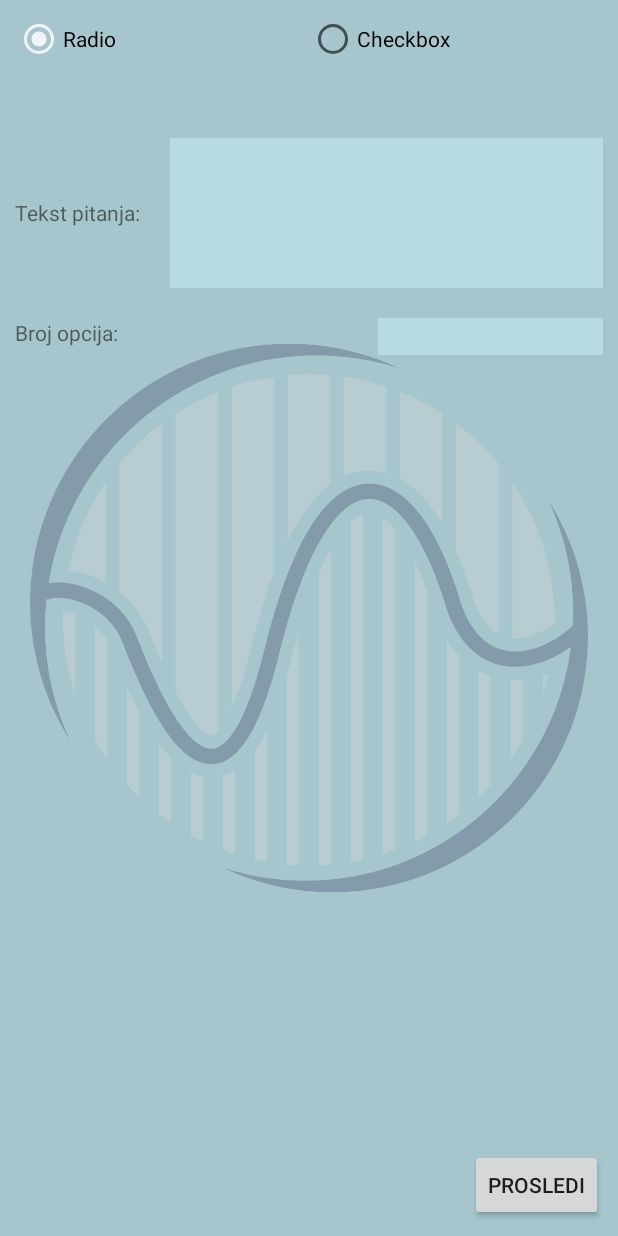
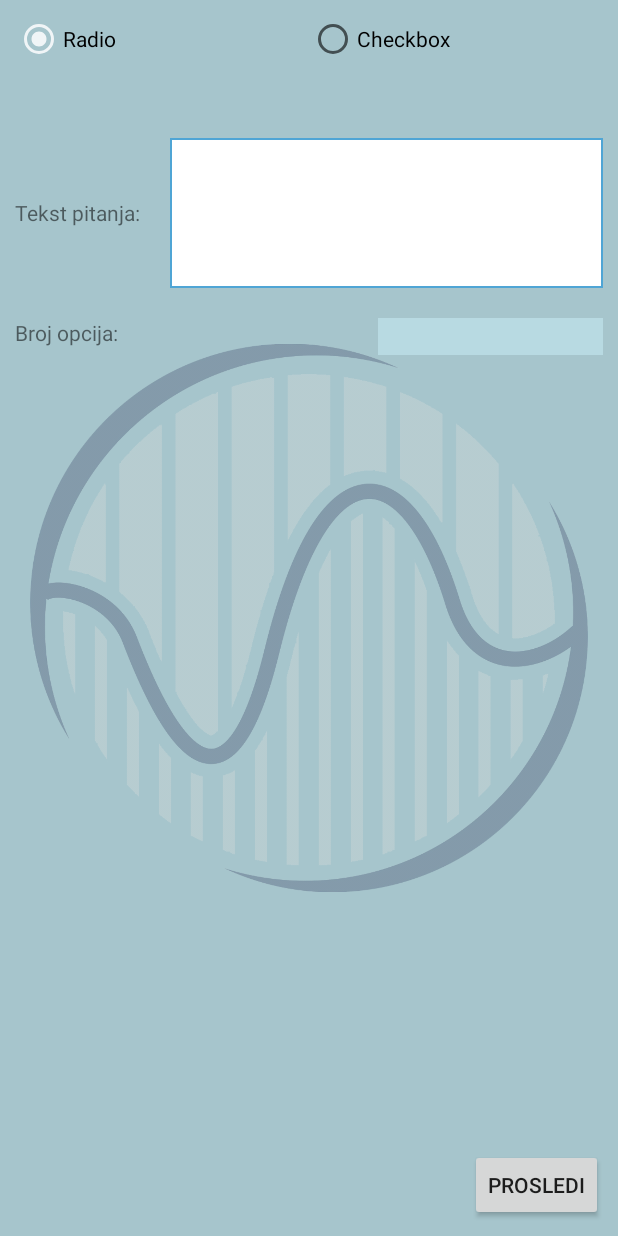
Before and after one commit to ServesYouRice/NRT4912, an Android app: the AddQuestionActivity screen opened directly, with no data from a screen before it, on a phone screen of 412 x 824 dp. Run offline under Robolectric (Android 15) with nearby library versions, the phone set to English and light mode, and no system bars.

Commit message:
sve sem design

```diff
--- a/app/src/main/java/com/viktorrahmanovic/nrt4912/CheckboxQuestion.java
+++ b/app/src/main/java/com/viktorrahmanovic/nrt4912/CheckboxQuestion.java
@@ -21,6 +21,11 @@ public class CheckboxQuestion extends Question {
     public String[] getAnswers() {
         return answers;
 
+    }
+
+    @Override
+    public Question copy() {
+        return new CheckboxQuestion(getQuestionText(), answers);
     }
 
     public String getSelectedAnswersText() {
--- a/app/src/main/java/com/viktorrahmanovic/nrt4912/Question.java
+++ b/app/src/main/java/com/viktorrahmanovic/nrt4912/Question.java
@@ -19,5 +19,6 @@ public abstract class Question {
     abstract public int getNoOfAnswers();
     abstract public int[] getSelectedAnswers();
     abstract public String[] getAnswers();
+    abstract public Question copy();
 
 }
--- a/app/src/main/java/com/viktorrahmanovic/nrt4912/RadioQuestion.java
+++ b/app/src/main/java/com/viktorrahmanovic/nrt4912/RadioQuestion.java
@@ -44,6 +44,11 @@ public class RadioQuestion extends Question  {
     }
 
     @Override
+    public Question copy() {
+        return new RadioQuestion(getQuestionText(), answers);
+    }
+
+    @Override
     public int getNoOfAnswers() {
         return answers.length;
     }
--- a/app/src/main/java/com/viktorrahmanovic/nrt4912/StudentsAnswersListActivity.java
+++ b/app/src/main/java/com/viktorrahmanovic/nrt4912/StudentsAnswersListActivity.java
@@ -37,6 +37,8 @@ public class StudentsAnswersListActivity extends AppCompatActivity {
 
             Question currentQuestion = ProfActivity.answers[studentId].get(i);
             TextView tvQuestion = new TextView(this);
+            tvQuestion.setSingleLine(false);
+            tvQuestion.setLines(3);
             tvQuestion.setText((i + 1) + ". " + currentQuestion.getQuestionText() + "\n");
             tvQuestion.setTextSize(18);
             tvQuestion.setPadding(10,10,10,10);
--- a/app/src/main/java/com/viktorrahmanovic/nrt4912/TextQuestion.java
+++ b/app/src/main/java/com/viktorrahmanovic/nrt4912/TextQuestion.java
@@ -27,6 +27,11 @@ public class TextQuestion extends Question {
         return new String[0];
     }
 
+    @Override
+    public Question copy() {
+        return null;
+    }
+
     public String getAnswerText() {
         return answerText;
     }
--- a/app/src/main/java/com/viktorrahmanovic/nrt4912/ViewAllStudentsActivity.java
+++ b/app/src/main/java/com/viktorrahmanovic/nrt4912/ViewAllStudentsActivity.java
@@ -20,6 +20,8 @@ public class ViewAllStudentsActivity extends AppCompatActivity {
 
         LinearLayout llRoot = (LinearLayout) findViewById(R.id.llRoot);
 
+
+
         for(int i = 0; i < ProfActivity.answers.length; i++) {
             Button btnBtn = new Button(this);
             btnBtn.setText(studentsUsername.get(i));
@@ -29,7 +31,8 @@ public class ViewAllStudentsActivity extends AppCompatActivity {
                 @Override
                 public void onClick(View v) {
                     Intent intent = new Intent(getApplicationContext(), StudentsAnswersListActivity.class);
-                    intent.putExtra("StudentID", studentId);
+
+                    intent.putExtra("StudentID",studentId);
                     startActivity(intent);
                 }
             });
--- /dev/null
+++ b/app/src/main/res/drawable/borders.xml
@@ -0,0 +1,5 @@
+<?xml version="1.0" encoding="utf-8"?>
+<shape xmlns:android="http://schemas.android.com/apk/res/android" android:shape="rectangle" >
+    <solid android:color="@android:color/white" />
+    <stroke android:width="1dip" android:color="#4fa5d5"/>
+</shape>
--- a/app/src/main/res/layout/activity_add_question.xml
+++ b/app/src/main/res/layout/activity_add_question.xml
@@ -129,10 +129,11 @@
                     android:layout_height="100dp"
                     android:layout_marginLeft="20dp"
                     android:layout_toRightOf="@+id/tvTekstPitanjaRadio"
-                    android:background="@color/edittextbg"
+                    android:background="@drawable/borders"
                     android:gravity="top"
                     android:imeOptions="actionNext"
                     android:inputType="textMultiLine"
+
 
                     />
             </RelativeLayout>
--- a/app/src/main/res/values/strings.xml
+++ b/app/src/main/res/values/strings.xml
@@ -11,4 +11,5 @@
     <color name="c">#d1e2e5</color>
 
 
+
 </resources>
```
Also changed, not shown: app/src/main/java/com/viktorrahmanovic/nrt4912/AnswerQuestionActivity.java (+10 -3 lines).
